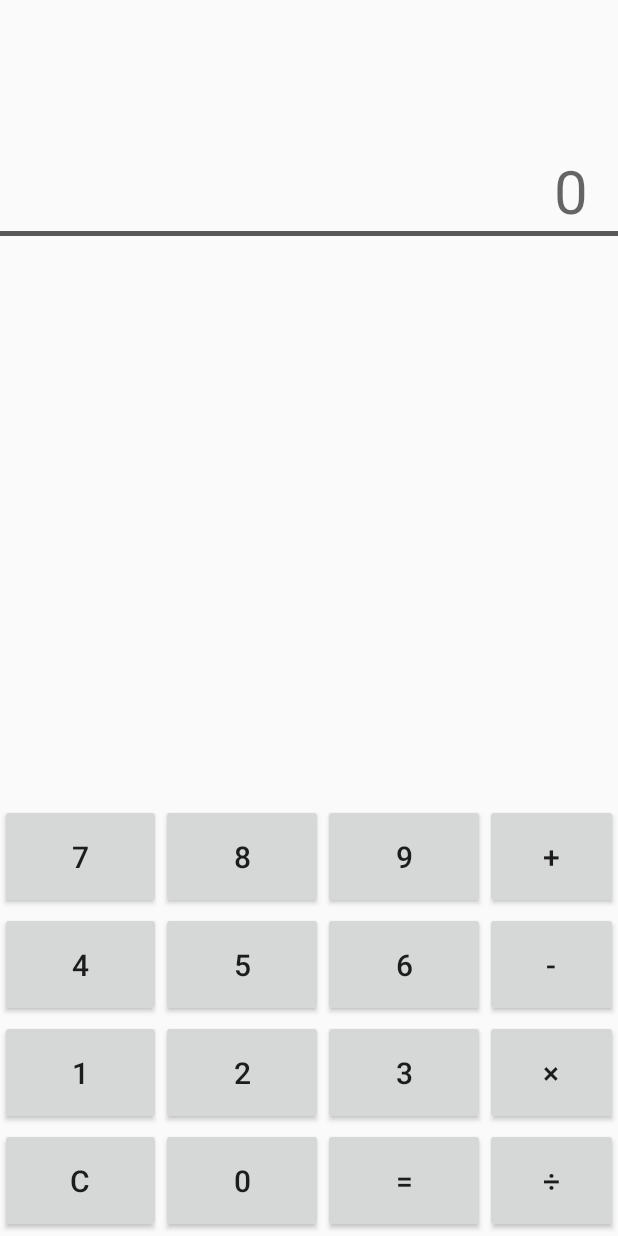
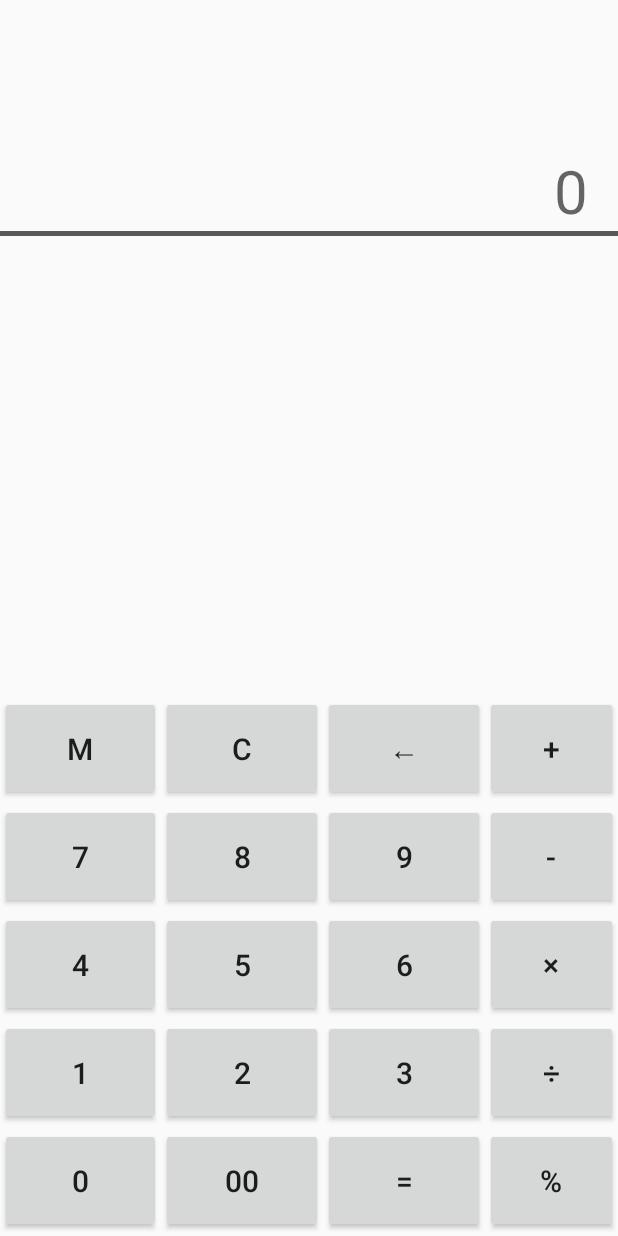
Before and after one commit to dreamjh20/Android-java, an Android app: the screen it shows after launch (MainActivity), on a phone screen of 412 x 824 dp. Run offline under Robolectric (Android 15) with nearby library versions, the phone set to English and light mode, and no system bars.

Commit message:
calculator

```diff
--- a/Calculator/app/src/main/res/layout/activity_main.xml
+++ b/Calculator/app/src/main/res/layout/activity_main.xml
@@ -9,9 +9,9 @@
 
     <LinearLayout
         android:layout_width="match_parent"
-        android:layout_height="410dp"
+        android:layout_height="210dp"
         android:orientation="vertical"
-        android:layout_weight="2">
+        android:layout_weight="3">
 
         <TextView
             android:id="@+id/result"
@@ -29,6 +29,46 @@
             android:layout_height="3dp"/>
     </LinearLayout>
 
+    <LinearLayout
+        android:layout_width="match_parent"
+        android:layout_height="wrap_content"
+        android:orientation="horizontal"
+        android:layout_marginBottom="2dp">
+
+        <Button
+
+            android:layout_width="95dp"
+            android:layout_height="70dp"
+            android:layout_weight="1.5"
+            android:onClick="buttonClick"
+            android:text="M"
+            android:textSize="20sp" />
+
+        <Button
+            android:onClick="buttonClick"
+            android:id="@+id/clear"
+            android:layout_width="95dp"
+            android:layout_height="70dp"
+            android:text="C"
+            android:textSize="20sp"
+            android:layout_weight="1.5"/>
+        <Button
+            android:onClick="buttonClick"
+            android:id="@+id/backspace"
+            android:layout_width="95dp"
+            android:layout_height="70dp"
+            android:text="←"
+            android:textSize="20sp"
+            android:layout_weight="1.5"/>
+        <Button
+            android:onClick="buttonClick"
+            android:id="@+id/plus"
+            android:layout_width="80dp"
+            android:layout_height="70dp"
+            android:text="+"
+            android:textSize="20sp"
+            android:layout_weight="1"/>
+    </LinearLayout>
     <LinearLayout
         android:layout_width="match_parent"
         android:layout_height="wrap_content"
@@ -61,10 +101,10 @@
             android:layout_weight="1.5"/>
         <Button
             android:onClick="buttonClick"
-            android:id="@+id/plus"
+            android:id="@+id/minus"
             android:layout_width="80dp"
             android:layout_height="70dp"
-            android:text="+"
+            android:text="-"
             android:textSize="20sp"
             android:layout_weight="1"/>
     </LinearLayout>
@@ -101,11 +141,11 @@
             android:layout_weight="1.5"/>
         <Button
             android:onClick="buttonClick"
-            android:id="@+id/minus"
+            android:id="@+id/multiply"
             android:layout_width="80dp"
             android:layout_height="70dp"
             android:textSize="20sp"
-            android:text="-"
+            android:text="×"
             android:layout_weight="1"/>
 
 
@@ -145,11 +185,11 @@
 
     <Button
         android:onClick="buttonClick"
-        android:id="@+id/multiply"
+        android:id="@+id/division"
         android:layout_width="80dp"
         android:layout_height="70dp"
         android:textSize="20sp"
-        android:text="×"
+        android:text="÷"
         android:layout_weight="1" />
     </LinearLayout>
 
@@ -159,14 +199,7 @@
         android:orientation="horizontal"
         android:layout_marginBottom="2dp">
 
-        <Button
-            android:onClick="buttonClick"
-            android:id="@+id/clear"
-            android:layout_width="95dp"
-            android:layout_height="70dp"
-            android:text="C"
-            android:textSize="20sp"
-            android:layout_weight="1.5"/>
+
         <Button
             android:onClick="buttonClick"
             android:id="@+id/zero"
@@ -177,6 +210,13 @@
             android:layout_weight="1.5"/>
         <Button
             android:onClick="buttonClick"
+            android:id="@+id/zerozero"
+            android:layout_width="95dp"
+            android:layout_height="70dp"
+            android:text="00"
+            android:textSize="20sp"
+            android:layout_weight="1.5"/>
+        <Button
             android:id="@+id/equal"
             android:layout_width="95dp"
             android:layout_height="70dp"
@@ -185,13 +225,12 @@
             android:layout_weight="1.5"/>
         <Button
             android:onClick="buttonClick"
-            android:id="@+id/division"
+            android:id="@+id/remain"
             android:layout_width="80dp"
             android:layout_height="70dp"
-            android:text="÷"
+            android:text="%"
             android:textSize="20sp"
             android:layout_weight="1"/>
     </LinearLayout>
 
-
 </LinearLayout>
```
Also changed, not shown: Calculator/app/src/main/java/com/example/calculator/MainActivity.java (+79 -12 lines), 2 other files.
